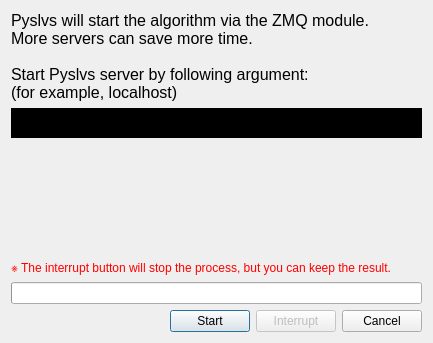
This is core/panel/DimensionalSynthesis/Path_Solving_progress.ui in KmolYuan/Pyslvs-UI as Qt 5 draws it before an edit. The edited form follows.
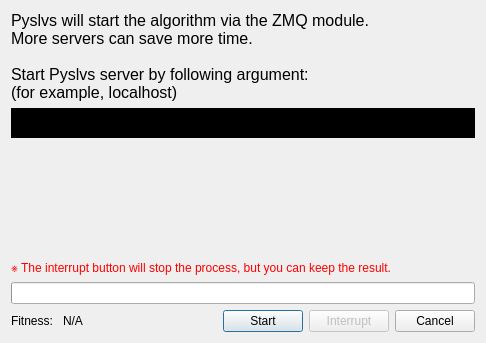
This is the edited form. Icons and pictures are not drawn.

Commit message: Add real-time fitness data.

Patch:
```diff
--- a/core/panel/DimensionalSynthesis/Path_Solving_progress.ui
+++ b/core/panel/DimensionalSynthesis/Path_Solving_progress.ui
@@ -6,19 +6,19 @@
    <rect>
     <x>0</x>
     <y>0</y>
-    <width>433</width>
+    <width>486</width>
     <height>343</height>
    </rect>
   </property>
   <property name="minimumSize">
    <size>
-    <width>433</width>
+    <width>486</width>
     <height>343</height>
    </size>
   </property>
   <property name="maximumSize">
    <size>
-    <width>433</width>
+    <width>486</width>
     <height>343</height>
    </size>
   </property>
@@ -104,6 +104,20 @@
      <property name="spacing">
       <number>6</number>
      </property>
+     <item>
+      <widget class="QLabel" name="label_3">
+       <property name="text">
+        <string>Fitness: </string>
+       </property>
+      </widget>
+     </item>
+     <item>
+      <widget class="QLabel" name="fitness_label">
+       <property name="text">
+        <string>N/A</string>
+       </property>
+      </widget>
+     </item>
      <item>
       <spacer name="horizontalSpacer">
        <property name="orientation">
```
The commit also changes 8 other files.
